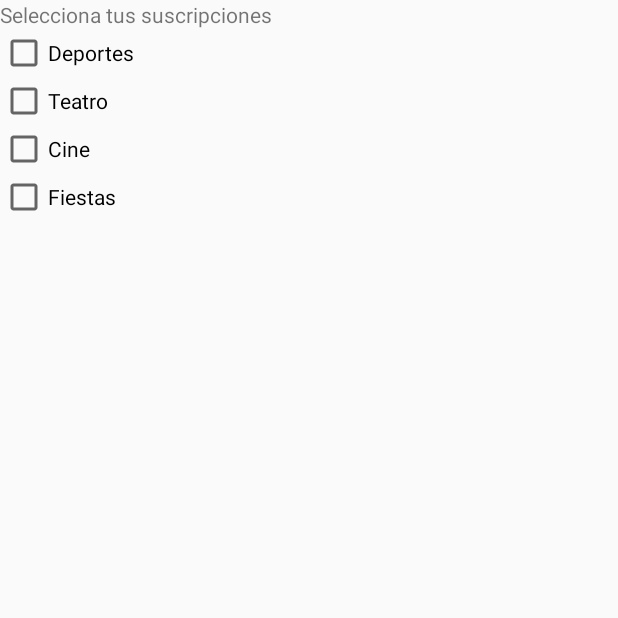
After one commit to snksnake/Eventos, an Android app: the Temas screen opened directly, with no data from a screen before it, on a phone screen of 412 x 824 dp, the top half of it. The commit adds this screen. Run offline under Robolectric (Android 15) with nearby library versions, the phone set to English and light mode, and no system bars.

Commit message:
Suscribir y dar de baja a usuarios en temas en FCM.

```diff
--- a/app/src/main/AndroidManifest.xml
+++ b/app/src/main/AndroidManifest.xml
@@ -43,6 +43,11 @@
             </intent-filter>
         </receiver>
 
+        <activity
+            android:name=".Temas"
+            android:label="@string/app_name"
+            android:theme="@style/AppTheme.NoActionBar"></activity>
+
     </application>
 
 </manifest>
--- /dev/null
+++ b/app/src/main/java/org/example/eventos/Temas.java
@@ -0,0 +1,77 @@
+package org.example.eventos;
+
+import android.content.Context;
+import android.content.SharedPreferences;
+import android.os.Bundle;
+import android.support.v7.app.AppCompatActivity;
+import android.widget.CheckBox;
+import android.widget.CompoundButton;
+
+import com.google.firebase.messaging.FirebaseMessaging;
+
+import static org.example.eventos.Comun.mostrarDialogo;
+
+public class Temas extends AppCompatActivity {
+    CheckBox checkBoxDeportes;
+    CheckBox checkBoxTeatro;
+    CheckBox checkBoxCine;
+    CheckBox checkBoxFiestas;
+
+    @Override
+    protected void onCreate(Bundle savedInstanceState) {
+        super.onCreate(savedInstanceState);
+        setContentView(R.layout.temas);
+        checkBoxDeportes = (CheckBox) findViewById(R.id.checkBoxDeportes);
+        checkBoxTeatro = (CheckBox) findViewById(R.id.checkBoxTeatro);
+        checkBoxCine = (CheckBox) findViewById(R.id.checkBoxCine);
+        checkBoxFiestas = (CheckBox) findViewById(R.id.checkBoxFiestas);
+        checkBoxDeportes.setChecked(consultarSuscripcionATemaEnPreferencias(getApplicationContext(), "Deportes"));
+        checkBoxTeatro.setChecked(consultarSuscripcionATemaEnPreferencias(getApplicationContext(), "Teatro"));
+        checkBoxCine.setChecked(consultarSuscripcionATemaEnPreferencias(getApplicationContext(), "Cine"));
+        checkBoxFiestas.setChecked(consultarSuscripcionATemaEnPreferencias(getApplicationContext(), "Fiestas"));
+        checkBoxDeportes.setOnCheckedChangeListener(new CompoundButton.OnCheckedChangeListener() {
+            public void onCheckedChanged(CompoundButton buttonView, boolean isChecked) {
+                mantenimientoSuscripcionesATemas("Deportes", isChecked);
+            }
+        });
+        checkBoxTeatro.setOnCheckedChangeListener(new CompoundButton.OnCheckedChangeListener() {
+            public void onCheckedChanged(CompoundButton buttonView, boolean isChecked) {
+                mantenimientoSuscripcionesATemas("Teatro", isChecked);
+            }
+        });
+        checkBoxCine.setOnCheckedChangeListener(new CompoundButton.OnCheckedChangeListener() {
+            public void onCheckedChanged(CompoundButton buttonView, boolean isChecked) {
+                mantenimientoSuscripcionesATemas("Cine", isChecked);
+            }
+        });
+        checkBoxFiestas.setOnCheckedChangeListener(new CompoundButton.OnCheckedChangeListener() {
+            public void onCheckedChanged(CompoundButton buttonView, boolean isChecked) {
+                mantenimientoSuscripcionesATemas("Fiestas", isChecked);
+            }
+        });
+    }
+
+    private void mantenimientoSuscripcionesATemas(String tema, Boolean suscribir) {
+        if (suscribir) {
+            mostrarDialogo(getApplicationContext(), "Te has suscrito a: " + tema);
+            FirebaseMessaging.getInstance().subscribeToTopic(tema);
+            guardarSuscripcionATemaEnPreferencias(getApplicationContext(), tema, true);
+        } else {
+            mostrarDialogo(getApplicationContext(), "Te has dado de baja de: " + tema);
+            FirebaseMessaging.getInstance().unsubscribeFromTopic(tema);
+            guardarSuscripcionATemaEnPreferencias(getApplicationContext(), tema, false);
+        }
+    }
+
+    public static void guardarSuscripcionATemaEnPreferencias(Context context, String tema, Boolean suscrito) {
+        final SharedPreferences prefs = context.getSharedPreferences("Temas", Context.MODE_PRIVATE);
+        SharedPreferences.Editor editor = prefs.edit();
+        editor.putBoolean(tema, suscrito);
+        editor.commit();
+    }
+
+    public static Boolean consultarSuscripcionATemaEnPreferencias(Context context, String tema) {
+        final SharedPreferences preferencias = context.getSharedPreferences("Temas", Context.MODE_PRIVATE);
+        return preferencias.getBoolean(tema, false);
+    }
+}
--- /dev/null
+++ b/app/src/main/res/layout/temas.xml
@@ -0,0 +1,36 @@
+<?xml version="1.0" encoding="utf-8"?>
+<LinearLayout xmlns:android="http://schemas.android.com/apk/res/android"
+    android:layout_width="match_parent"
+    android:layout_height="match_parent"
+    android:orientation="vertical">
+
+    <TextView
+        android:id="@+id/textView2"
+        android:layout_width="match_parent"
+        android:layout_height="wrap_content"
+        android:text="Selecciona tus suscripciones" />
+
+    <CheckBox
+        android:id="@+id/checkBoxDeportes"
+        android:layout_width="match_parent"
+        android:layout_height="wrap_content"
+        android:text="Deportes" />
+
+    <CheckBox
+        android:id="@+id/checkBoxTeatro"
+        android:layout_width="match_parent"
+        android:layout_height="wrap_content"
+        android:text="Teatro" />
+
+    <CheckBox
+        android:id="@+id/checkBoxCine"
+        android:layout_width="match_parent"
+        android:layout_height="wrap_content"
+        android:text="Cine" />
+
+    <CheckBox
+        android:id="@+id/checkBoxFiestas"
+        android:layout_width="match_parent"
+        android:layout_height="wrap_content"
+        android:text="Fiestas" />
+</LinearLayout>
--- a/app/src/main/res/menu/menu_actividad_principal.xml
+++ b/app/src/main/res/menu/menu_actividad_principal.xml
@@ -1,10 +1,10 @@
 <menu xmlns:android="http://schemas.android.com/apk/res/android"
     xmlns:app="http://schemas.android.com/apk/res-auto"
     xmlns:tools="http://schemas.android.com/tools"
-    tools:context="org.example.eventos.ActividadPrincipal">
+    tools:context=".ActividadPrincipal">
     <item
-        android:id="@+id/action_settings"
+        android:id="@+id/action_temas"
         android:orderInCategory="100"
-        android:title="@string/action_settings"
+        android:title="Suscripciones"
         app:showAsAction="never" />
 </menu>
```
Also changed, not shown: app/src/main/java/org/example/eventos/ActividadPrincipal.java (+4 -8 lines).
